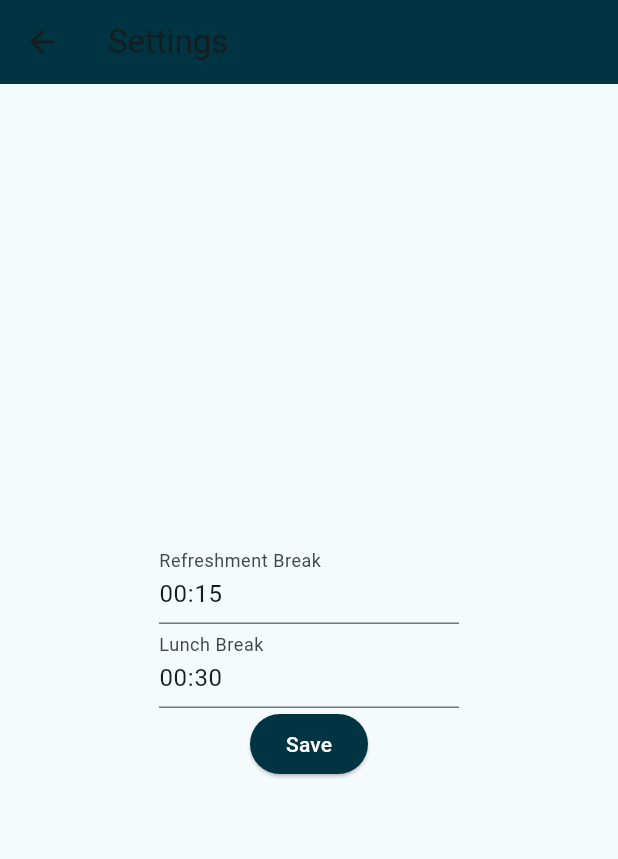
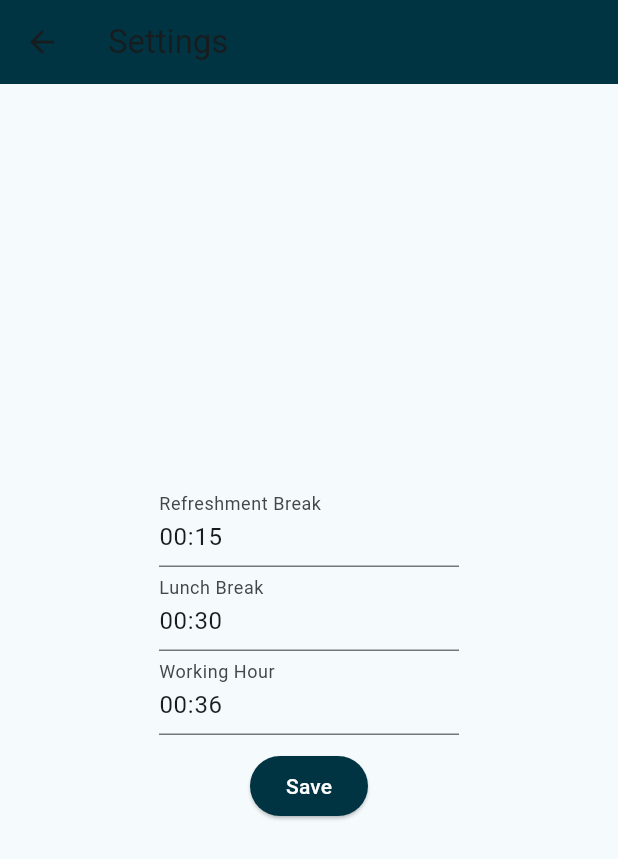
Before and after one commit to flobe99/rafi_workinghour, a Flutter app: the screen it shows after launch, after a tap on the "settings" icon, on a phone screen of 412 x 824 dp. Shown: the top 859 px of the screen. Run offline on Flutter 3.47's test engine with Material 3 defaults, Android fonts, the phone set to English and light mode, and no system bars.

Commit message:
some changes

```diff
--- a/lib/Time.dart
+++ b/lib/Time.dart
@@ -21,7 +21,8 @@ class TimeApi {
   void createJsonFile() {
     Map<String, dynamic> content = {
       "RefreshmentBreak": "00:15",
-      "LunchBreak": "00:30"
+      "LunchBreak": "00:30",
+      "WorkingHour": "00:36"
     };
     getApplicationDocumentsDirectory().then((Directory directory) {
       this.dir = directory;
@@ -44,32 +45,39 @@ class TimeApi {
     return _model;
   }
 
-  void setTime(RefreshmentBreak, LunchBreak) {
+  void setTime(RefreshmentBreak, LunchBreak, WorkingHour) {
     File file = new File(dir.path + "/" + fileName);
     var data = json.decode(file.readAsStringSync());
     data["RefreshmentBreak"] = RefreshmentBreak;
     data["LunchBreak"] = LunchBreak;
+    data["WorkingHour"] = WorkingHour;
     file.writeAsStringSync(json.encode(data));
     //file.writeAsStringSync(json.encode({"RefreshmentBreak": RefreshmentBreak, "LunchBreak": LunchBreak}));
   }
 }
 
 class Time {
-  Time({required this.RefreshmentBreak, required this.LunchBreak});
+  Time(
+      {required this.RefreshmentBreak,
+      required this.LunchBreak,
+      required this.WorkingHour});
 
   String RefreshmentBreak;
   String LunchBreak;
+  String WorkingHour;
 
   factory Time.fromJson(json) {
     return Time(
       RefreshmentBreak:
           json['RefreshmentBreak'] is String ? json['RefreshmentBreak'] : "",
       LunchBreak: json['LunchBreak'] is String ? json['LunchBreak'] : "",
+      WorkingHour: json['WorkingHour'] is String ? json['WorkingHour'] : "",
     );
   }
 
   Map<String, dynamic> toJson() => {
         'RefreshmentBreak': RefreshmentBreak,
         'LunchBreak': LunchBreak,
+        'WorkingHour': WorkingHour
       };
 }
--- a/lib/overview.dart
+++ b/lib/overview.dart
@@ -14,6 +14,8 @@ class _Overview extends State<Overview> {
   late bool isChecked;
   int refreshmentbreak_minutes = 15;
   int lunchbreak_minutes = 30;
+  int workinghour_minutes = 0;
+  int workinghour_hours = 0;
 
   TimeApi timeApi = new TimeApi();
 
@@ -31,9 +33,9 @@ class _Overview extends State<Overview> {
   void initState() {
     super.initState();
     isChecked = true;
-    TimeOfDay checkInTime = TimeOfDay?.now();
+    TimeOfDay checkOutTime = TimeOfDay?.now();
     String formattedTime =
-        '${checkInTime.hour.toString().padLeft(2, '0')}:${checkInTime.minute.toString().padLeft(2, '0')}';
+        '${checkOutTime.hour.toString().padLeft(2, '0')}:${checkOutTime.minute.toString().padLeft(2, '0')}';
     _controller_Check_IN.text = "07:00";
     _controller_Check_OUT.text = formattedTime;
     _controller_Working_Hour.text = "";
@@ -60,6 +62,8 @@ class _Overview extends State<Overview> {
             int.parse(data.RefreshmentBreak.substring(3, 5));
     this.lunchbreak_minutes = int.parse(data.LunchBreak.substring(0, 2)) * 60 +
         int.parse(data.LunchBreak.substring(3, 5));
+    this.workinghour_hours = int.parse(data.WorkingHour.substring(0, 2));
+    this.workinghour_minutes = int.parse(data.WorkingHour.substring(3, 5));
   }
 
   Widget _buildPopupDialog(BuildContext context, String pText) {
@@ -301,11 +305,12 @@ class _Overview extends State<Overview> {
                   ),
                 ),
                 onDoubleTap: () async {
+                  readJson();
                   FocusScope.of(context).requestFocus(new FocusNode());
-
                   TimeOfDay? picked = await showTimePicker(
                     context: context,
-                    initialTime: TimeOfDay(hour: 7, minute: 36),
+                    initialTime: TimeOfDay(
+                        hour: workinghour_hours, minute: workinghour_minutes),
                     builder: (BuildContext context, Widget? child) {
                       return MediaQuery(
                         data: MediaQuery.of(context)
--- a/lib/settings.dart
+++ b/lib/settings.dart
@@ -14,11 +14,14 @@ class Settings extends StatefulWidget {
 class _Settings extends State<Settings> {
   TextEditingController _controller_Refreshment_break = TextEditingController();
   TextEditingController _controller_Lunch_break = TextEditingController();
+  TextEditingController _controller_Working_Hour = TextEditingController();
 
   int refreshmentbreak_hours = 0;
   int refreshmentbreak_minutes = 15;
   int lunchbreak_hours = 0;
   int lunchbreak_minutes = 30;
+  int workinghour_hours = 0;
+  int workinghour_minutes = 30;
   late Time data;
 
   @override
@@ -27,10 +30,13 @@ class _Settings extends State<Settings> {
     Time data = widget.timeApi!.getTime();
     _controller_Refreshment_break.text = data.RefreshmentBreak;
     _controller_Lunch_break.text = data.LunchBreak;
+    _controller_Working_Hour.text = data.WorkingHour;
     refreshmentbreak_hours = int.parse(data.RefreshmentBreak.split(":")[0]);
     refreshmentbreak_minutes = int.parse(data.RefreshmentBreak.split(":")[1]);
     lunchbreak_hours = int.parse(data.LunchBreak.split(":")[0]);
     lunchbreak_minutes = int.parse(data.LunchBreak.split(":")[1]);
+    workinghour_hours = int.parse(data.WorkingHour.split(":")[0]);
+    workinghour_minutes = int.parse(data.WorkingHour.split(":")[1]);
   }
 
   @override
@@ -110,7 +116,39 @@ class _Settings extends State<Settings> {
                   }
                 },
               ),
-              ElevatedButton(
+              GestureDetector(
+                child: TextField(
+                  controller: _controller_Working_Hour,
+                  keyboardType: TextInputType.number,
+                  obscureText: false,
+                  decoration: InputDecoration(labelText: "Working Hour"),
+                  readOnly: true,
+                ),
+                onDoubleTap: () async {
+                  TimeOfDay? picked = await showTimePicker(
+                    context: context,
+                    initialTime: TimeOfDay(
+                        hour: workinghour_hours, minute: workinghour_minutes),
+                    builder: (BuildContext context, Widget? child) {
+                      return MediaQuery(
+                        data: MediaQuery.of(context)
+                            .copyWith(alwaysUse24HourFormat: true),
+                        child: child!,
+                      );
+                    },
+                  );
+                  if (picked != null) {
+                    String formattedTime =
+                        '${picked.hour.toString().padLeft(2, '0')}:${picked.minute.toString().padLeft(2, '0')}';
+                    setState(() {
+                      _controller_Working_Hour.text = formattedTime;
+                    });
+                  }
+                },
+              ),
+              Container(
+                margin: EdgeInsets.all(10),
+                child: ElevatedButton(
                   style: ButtonStyle(
                     foregroundColor: MaterialStateProperty.all<Color>(
                         Color.fromRGBO(255, 255, 255, 1)),
@@ -119,12 +157,15 @@ class _Settings extends State<Settings> {
                   ),
                   onPressed: () async {
                     //writeToFile(_controller_Refreshment_break.text, _controller_Lunch_break.text);
-                  widget.timeApi?.setTime(_controller_Refreshment_break.text,
-                      _controller_Lunch_break.text);
+                    widget.timeApi?.setTime(
+                        _controller_Refreshment_break.text,
+                        _controller_Lunch_break.text,
+                        _controller_Working_Hour.text);
                     Navigator.pop(context);
                   },
                   child: Text("Save"),
-              )
+                ),
+              ),
             ],
           ),
         ),
```
Lines whose indentation alone changed are shown as unchanged.
